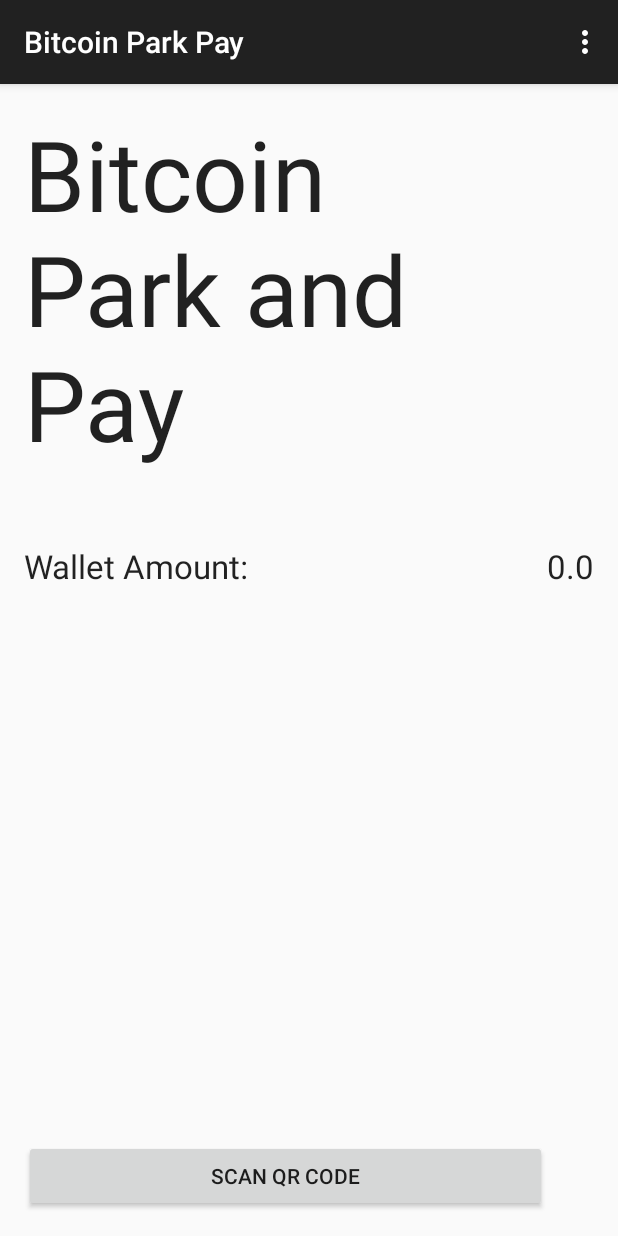
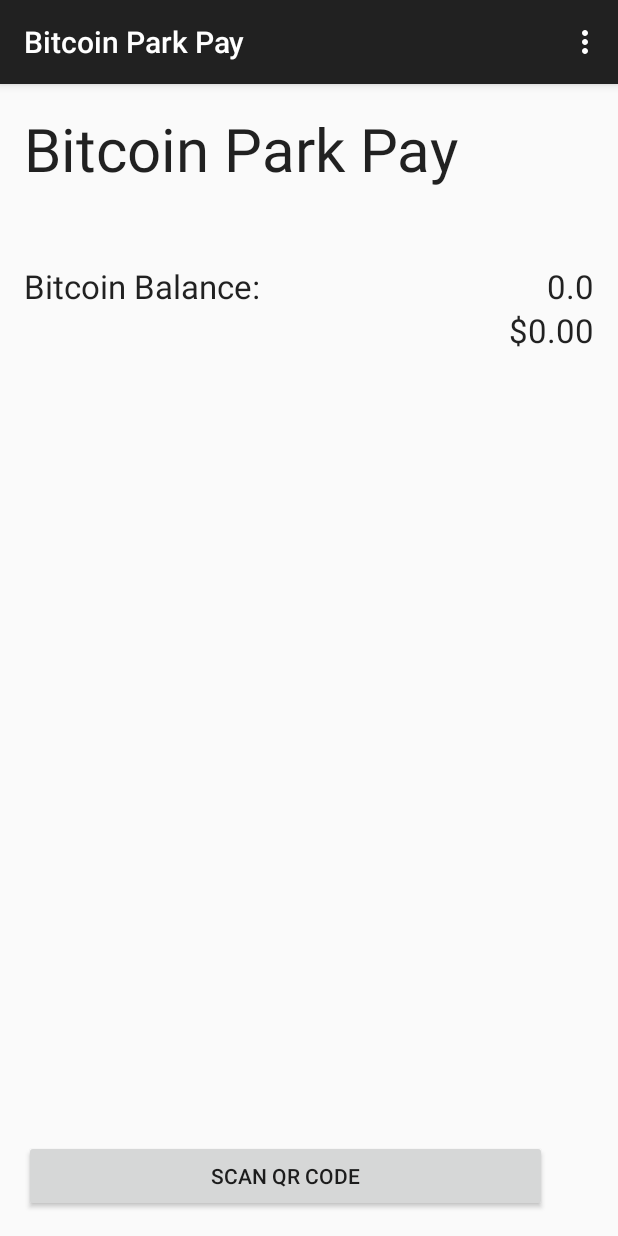
Before and after one commit to grtickle/BitcoinParkPay, an Android app: the screen it shows after launch (MainActivity), on a phone screen of 412 x 824 dp. Run offline under Robolectric (Android 15) with nearby library versions, the phone set to English and light mode, and no system bars; libraries missing offline, so code that uses them is left out: com.google.zxing.integration; network calls fail.

Commit message:
Added dollarBalance column to DBHelper; Added dollar balance text field to main activity; fixed problem with getAddress in AddressDAO.

```diff
--- a/app/src/main/java/edu/uc/bitcoinparkpay/MainActivity.java
+++ b/app/src/main/java/edu/uc/bitcoinparkpay/MainActivity.java
@@ -18,6 +18,8 @@ import android.widget.Toast;
 
 import com.google.zxing.integration.android.IntentIntegrator;
 import com.google.zxing.integration.android.IntentResult;
+
+import java.text.NumberFormat;
 
 import edu.uc.bitcoinparkpay.dao.AddressDAO;
 import edu.uc.bitcoinparkpay.dao.DBHelper;
@@ -40,6 +42,7 @@ public class MainActivity extends ActionBarActivity {
 
         address = new Address();
         addressDAO = new AddressDAO();
+        addressService = new AddressService();
         key = new Key();
 
         //Initialize database
@@ -137,14 +140,20 @@ public class MainActivity extends ActionBarActivity {
 
     public void setBalanceAmount(){
 
-        TextView txt = (TextView) findViewById(R.id.txtViewBalance);
+        TextView txtViewBalance = (TextView) findViewById(R.id.txtViewBalance);
         String balance = "";
         try {
             balance = "" + address.getBitcoinBalance();
         } catch (Exception e) {
             e.printStackTrace();
         }
-        txt.setText(balance);
+        txtViewBalance.setText(balance);
+
+        TextView txtDollarBalance = (TextView) findViewById(R.id.txtDollarBalance);
+
+        //Format balance to $ + dollars + . + cents
+        NumberFormat formatter = NumberFormat.getCurrencyInstance();
+        txtDollarBalance.setText("" + formatter.format(address.getDollarBalance()));
     }
 
     public void initializeAddress() throws Exception{
@@ -163,9 +172,10 @@ public class MainActivity extends ActionBarActivity {
             address.setAddress(cursor.getString(cursor.getColumnIndex(DBHelper.InfoEntry.COLUMN_NAME_ADDRESS)));
             address.setAddressLabel(cursor.getString(cursor.getColumnIndex(DBHelper.InfoEntry.COLUMN_NAME_LABEL)));
             address.setBitcoinBalance(addressDAO.getBitcoinBalance(cursor.getString(cursor.getColumnIndex(DBHelper.InfoEntry.COLUMN_NAME_LABEL))).doubleValue());
+            address.setDollarBalance(addressService.getDollarBalance(cursor.getString(cursor.getColumnIndex(DBHelper.InfoEntry.COLUMN_NAME_LABEL))));
 
             //Update database with new balance
-            mydb.updateBalance(DBHelper.InfoEntry.TABLE_NAME_ADDRESSES, 1, address.getBitcoinBalance());
+            mydb.updateBalance(DBHelper.InfoEntry.TABLE_NAME_ADDRESSES, 1, address.getBitcoinBalance(), address.getDollarBalance());
 
             cursor.close();
         } else {
@@ -182,12 +192,14 @@ public class MainActivity extends ActionBarActivity {
                 values.put(DBHelper.InfoEntry.COLUMN_NAME_ADDRESS, addressLongForm);
                 values.put(DBHelper.InfoEntry.COLUMN_NAME_LABEL,"MAIN");
                 values.put(DBHelper.InfoEntry.COLUMN_NAME_BALANCE, 0.0);
+                values.put(DBHelper.InfoEntry.COLUMN_NAME_DOLLAR_BALANCE, 0.00);
                 mydb.insertInfo(DBHelper.InfoEntry.TABLE_NAME_ADDRESSES, values);
 
                 //Set address values
                 address.setAddressLabel("MAIN");
                 address.setAddress(addressLongForm);
                 address.setBitcoinBalance(0.0);
+                address.setDollarBalance(0.00);
 
                 cursor.close();
 
--- a/app/src/main/java/edu/uc/bitcoinparkpay/dao/AddressDAO.java
+++ b/app/src/main/java/edu/uc/bitcoinparkpay/dao/AddressDAO.java
@@ -54,7 +54,7 @@ public class AddressDAO implements IAddressDAO {
 
         //Parse data and store balance in BigDecimal
         String lines[] = data.split("\\r?\\n");
-        String address = lines[5].substring(13, 52);
+        String address = lines[5].substring(17, 52);
         return address;
     }
 
--- a/app/src/main/java/edu/uc/bitcoinparkpay/dao/DBHelper.java
+++ b/app/src/main/java/edu/uc/bitcoinparkpay/dao/DBHelper.java
@@ -36,7 +36,8 @@ public class DBHelper extends SQLiteOpenHelper {
         public static final String COLUMN_NAME_ID = "id";
         public static final String COLUMN_NAME_ADDRESS = "address";
         public static final String COLUMN_NAME_LABEL = "addressLabel";
-        public static final String COLUMN_NAME_BALANCE = "balance";
+        public static final String COLUMN_NAME_BALANCE = "bitcoinBalance";
+        public static final String COLUMN_NAME_DOLLAR_BALANCE = "dollarBalance";
 
         //TKeys
         public static final String TABLE_NAME_KEYS = "TKeys";
@@ -54,7 +55,8 @@ public class DBHelper extends SQLiteOpenHelper {
                     InfoEntry.COLUMN_NAME_ID + " " + TEXT_TYPE + COMMA_SEP +
                     InfoEntry.COLUMN_NAME_ADDRESS + " " + TEXT_TYPE + COMMA_SEP +
                     InfoEntry.COLUMN_NAME_LABEL + " " + TEXT_TYPE + COMMA_SEP +
-                    InfoEntry.COLUMN_NAME_BALANCE + " " + DOUBLE_TYPE +
+                    InfoEntry.COLUMN_NAME_BALANCE + " " + DOUBLE_TYPE + COMMA_SEP +
+                    InfoEntry.COLUMN_NAME_DOLLAR_BALANCE + " " + DOUBLE_TYPE +
                     " )";
 
     private static final String SQL_CREATE_KEY_TABLE =
@@ -110,11 +112,12 @@ public class DBHelper extends SQLiteOpenHelper {
     }
 
     //Updates value in table
-    public boolean updateBalance (String tableName, Integer id, double balance)
+    public boolean updateBalance (String tableName, Integer id, double bitcoinBalance, double dollarBalance)
     {
         SQLiteDatabase db = this.getWritableDatabase();
         ContentValues contentValues = new ContentValues();
-        contentValues.put(InfoEntry.COLUMN_NAME_BALANCE, balance);
+        contentValues.put(InfoEntry.COLUMN_NAME_BALANCE, bitcoinBalance);
+        contentValues.put(InfoEntry.COLUMN_NAME_DOLLAR_BALANCE, dollarBalance);
         db.update(tableName, contentValues, "_id = ?", new String[] { Integer.toString(id) } );
         return true;
     }
--- a/app/src/main/java/edu/uc/bitcoinparkpay/test1/NetworkDAOTest.java
+++ b/app/src/main/java/edu/uc/bitcoinparkpay/test1/NetworkDAOTest.java
@@ -63,7 +63,7 @@ public class NetworkDAOTest extends TestCase{
         addressDAO = new AddressDAO();
         String address = addressDAO.getAddress("default");
         assertNotNull(address);
-        Log.i("BALANCE: ", address);
+        Log.i("ADDRESS: ", address);
     }
 **/
 
--- a/app/src/main/res/layout/activity_main.xml
+++ b/app/src/main/res/layout/activity_main.xml
@@ -42,12 +42,30 @@
         android:layout_width="wrap_content"
         android:layout_height="wrap_content"
         android:textAppearance="?android:attr/textAppearanceLarge"
-        android:text="Bitcoin Park and Pay"
+        android:text="Bitcoin Park Pay"
         android:id="@+id/txtLogo"
         android:layout_alignParentTop="true"
         android:layout_alignParentLeft="true"
         android:layout_alignParentStart="true"
         android:layout_alignRight="@+id/btnTakePhoto"
         android:layout_alignEnd="@+id/btnTakePhoto"
-        android:textSize="65dp" />
+        android:textSize="40dp" />
+
+    <TextView
+        android:layout_width="wrap_content"
+        android:layout_height="wrap_content"
+        android:textAppearance="?android:attr/textAppearanceLarge"
+        android:id="@+id/txtDollar"
+        android:layout_below="@+id/textView"
+        android:layout_alignParentLeft="true"
+        android:layout_alignParentStart="true" />
+
+    <TextView
+        android:layout_width="wrap_content"
+        android:layout_height="wrap_content"
+        android:textAppearance="?android:attr/textAppearanceLarge"
+        android:id="@+id/txtDollarBalance"
+        android:layout_below="@+id/txtViewBalance"
+        android:layout_alignParentRight="true"
+        android:layout_alignParentEnd="true" />
 </RelativeLayout>
--- a/app/src/main/res/values/strings.xml
+++ b/app/src/main/res/values/strings.xml
@@ -6,7 +6,7 @@
     <string name="Transfer">Transfer</string>
     <string name="makePayment">Make a Payment</string>
     <string name="openCamera">Take Photo</string>
-    <string name="wallet">Wallet Amount:</string>
+    <string name="wallet">Bitcoin Balance:</string>
     <string name="capture">Capture</string>
     <string name="Capture">Capture</string>
     <string name="confirmation">Are you sure you\'d like to transfer these funds?</string>
```
